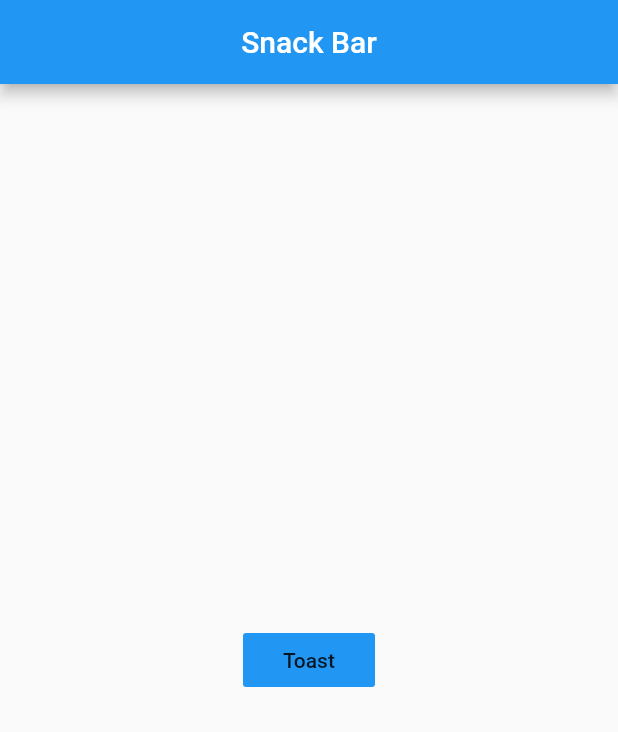
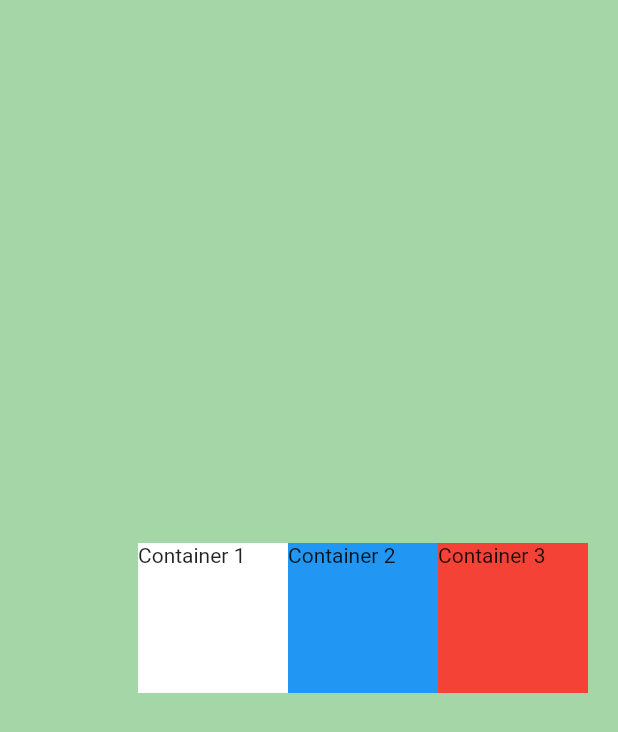
Before and after one commit to coqoa/flutter_codingchef_beginner, a Flutter app: the screen it shows after launch, on a phone screen of 412 x 824 dp. Shown: the top 732 px of the screen. Run offline on Flutter 3.47's test engine with Material 2 defaults, Android fonts, the phone set to English and light mode, and no system bars.

Commit message:
220815 Container(), Column(), Row() 되짚어 보기 (20,21강)

```diff
--- a/lib/main.dart
+++ b/lib/main.dart
@@ -1,5 +1,4 @@
 import 'package:flutter/material.dart';
-import 'package:fluttertoast/fluttertoast.dart';
 
 void main() => runApp(MyApp());
 
@@ -7,7 +6,7 @@ class MyApp extends StatelessWidget {
   @override
   Widget build(BuildContext context) {
     return MaterialApp(
-      title: 'Toast',
+      title: 'Containers',
       home: MyPage(),
     );
   }
@@ -16,30 +15,49 @@ class MyPage extends StatelessWidget {
   @override
   Widget build(BuildContext context) {
     return Scaffold(
-      appBar: AppBar(
-        title: Text('Snack Bar'),
-        centerTitle: true,
-      ),
-      body: Center(
-        child: FlatButton(
-          onPressed:(){
-            flutterToast();
-          },
-          child: Text('Toast'),
-          color: Colors.blue,
+      backgroundColor: Colors.green[200],
+      // SafeArea()를 통해 컨텐츠가 스크린 밖으로 빠져나가지 않도록 경계를 쳐준다
+      body: SafeArea(
+        child: Row(
+
+          // 가로축 end 위치로 정렬
+          mainAxisAlignment: MainAxisAlignment.end,
+
+          // 각 컨테이너의 height를 없애면 화면 세로 길이만큼 늘림
+          // crossAxisAlignment: CrossAxisAlignment.stretch,
+
+          children: [
+            Container(
+              width: 100,
+              height: 100,
+              color: Colors.white,
+              child: Text('Container 1'),
+            ),
+            // SizedBox를 통해 컨테이너간 간격을 설정할 수 있음
+            // SizedBox(
+            //   width: 30.0,
+            // ),
+            Container(
+              width: 100,
+              height: 100,
+              color: Colors.blue,
+              child: Text('Container 2'),
+            ),
+            Container(
+              width: 100,
+              height: 100,
+              color: Colors.red,
+              child: Text('Container 3'),
+            ),
+            // crossAxisAlignment와 invisible Container를 사용해서 모든 컨테이너를 우측 배치
+            Container(
+              // 가로축 끝까지 확장
+              height: double.infinity,
+              width: 20,
+            )
+          ],
         ),
       ),
     );
   }
 }
-
-void flutterToast(){
-  Fluttertoast.showToast(msg: "Flutterrrrr",
-    // 커스터마이징
-    gravity: ToastGravity.BOTTOM,
-    backgroundColor: Colors.redAccent,
-    fontSize: 20.0,
-    textColor: Colors.white,
-    toastLength: Toast.LENGTH_SHORT
-  );
-}
```
